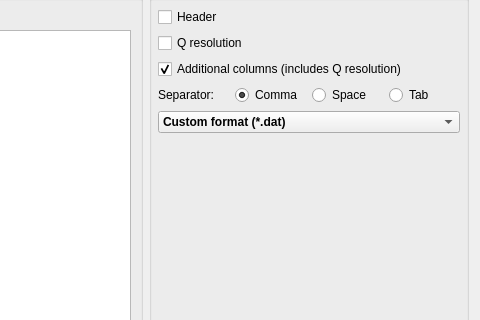
Above: qt/scientific_interfaces/ISISReflectometry/GUI/Save/SaveWidget.ui from mantidproject/mantid before the change; both pictures show x 508 to 988 and y 99 to 419 of the 988 by 672 pixel window. Below: the same form after it.
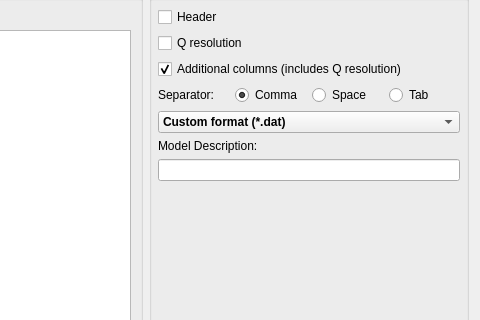
That is the form after the change.

```diff
--- a/qt/scientific_interfaces/ISISReflectometry/GUI/Save/SaveWidget.ui
+++ b/qt/scientific_interfaces/ISISReflectometry/GUI/Save/SaveWidget.ui
@@ -355,6 +355,16 @@
           </item>
          </widget>
         </item>
+        <item>
+        <widget class="QLabel" name="modelEditLabel">
+            <property name="text">
+            <string>Model Description:</string>
+            </property>
+        </widget>
+        </item>
+        <item>
+        <widget class="QLineEdit" name="modelEdit"/>
+        </item>
         <item>
          <spacer name="verticalSpacer">
           <property name="orientation">
```
